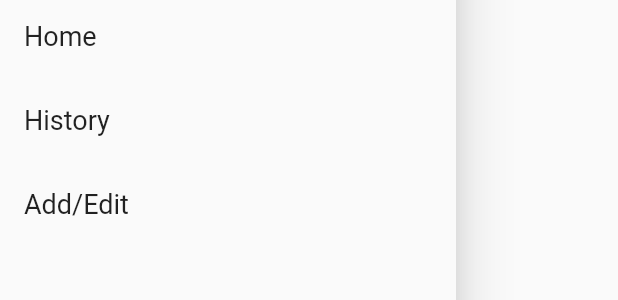
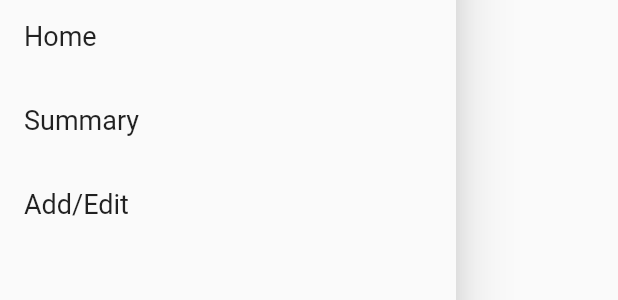
Before and after one commit to deanagan/expenses_tracker, a Flutter app: the MenuDrawer widget shown alone on an empty page, opened directly, on a phone screen of 412 x 824 dp. Shown: the part 259-559 px from the top of the screen. Run offline on Flutter 3.47's test engine with Material 2 defaults, Android fonts, the light colour scheme and no system bars.

Commit message:
Fixed title

```diff
--- a/lib/shared/menu_drawer.dart
+++ b/lib/shared/menu_drawer.dart
@@ -12,7 +12,7 @@ class MenuDrawer extends StatelessWidget {
   }
 
   List<Widget> buildMenuItems(BuildContext context) {
-    final List<String> menuTitles = ['Home', 'History', 'Add/Edit'];
+    final List<String> menuTitles = ['Home', 'Summary', 'Add/Edit'];
     List<Widget> menuItems = [];
     menuItems.add(const DrawerHeader(
         decoration: BoxDecoration(color: Colors.blueGrey),
```
